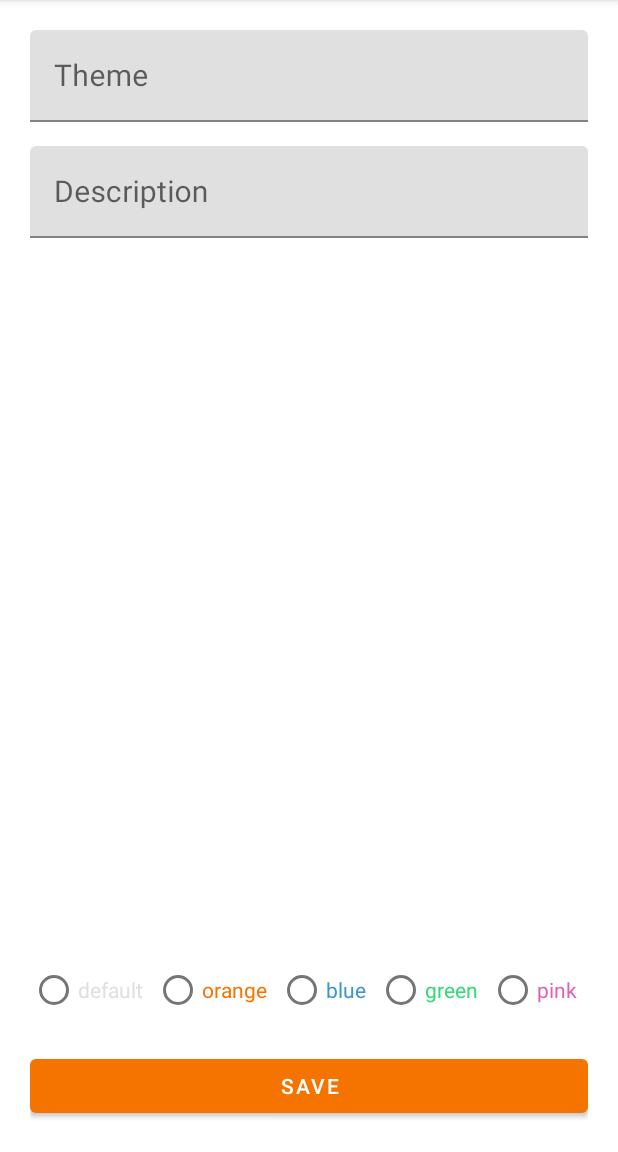
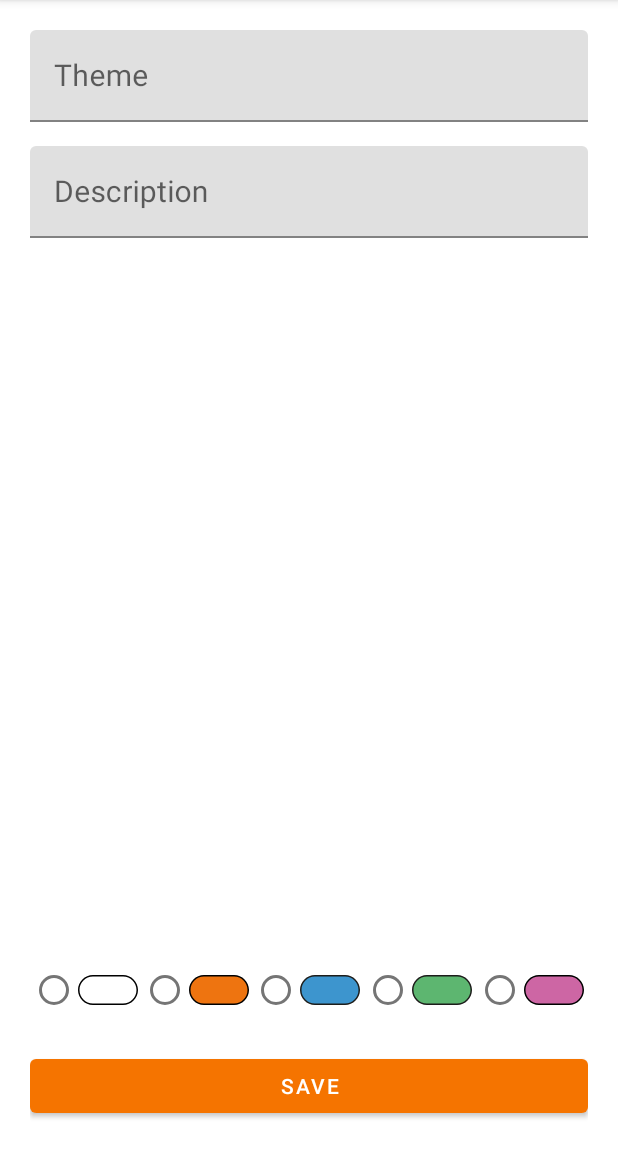
Before and after one commit to EgorPoprotskiy/Note, an Android app: the screen it shows after launch (MainActivity), after a tap on "Add new note", on a phone screen of 412 x 824 dp, the part 84-1236 px from its top. Run offline under Robolectric (Android 15) with nearby library versions, the phone set to English and light mode, and no system bars; our stand-ins replace Room's generated code, navigation-ui.

Commit message:
updateColor

```diff
--- a/app/src/main/java/com/egorpoprotskiy/note/NoteAddFragment.kt
+++ b/app/src/main/java/com/egorpoprotskiy/note/NoteAddFragment.kt
@@ -80,10 +80,10 @@ class NoteAddFragment : Fragment() {
                 binding.noteHeading.text.toString(),
                 binding.noteDescription.text.toString(),
                 when (binding.noteColor.checkedRadioButtonId) {
-                    R.id.orange -> resources.getColor(R.color.orangeT).toString()
-                    R.id.blue -> resources.getColor(R.color.blueT).toString()
-                    R.id.green -> resources.getColor(R.color.greenT).toString()
-                    R.id.pink -> resources.getColor(R.color.pinkT).toString()
+                    R.id.orange -> resources.getColor(R.color.orange).toString()
+                    R.id.blue -> resources.getColor(R.color.blue).toString()
+                    R.id.green -> resources.getColor(R.color.green).toString()
+                    R.id.pink -> resources.getColor(R.color.pink).toString()
                     else -> resources.getColor(R.color.defaultColor).toString()
                 }
             )
@@ -119,10 +119,10 @@ class NoteAddFragment : Fragment() {
             noteHeading.setText(note.heading, TextView.BufferType.SPANNABLE)
             noteDescription.setText(note.description, TextView.BufferType.SPANNABLE)
             when (noteColor.checkedRadioButtonId) {
-                R.id.orange -> resources.getColor(R.color.orangeT).toString()
-                R.id.blue -> resources.getColor(R.color.blueT).toString()
-                R.id.green -> resources.getColor(R.color.greenT).toString()
-                R.id.pink -> resources.getColor(R.color.pinkT).toString()
+                R.id.orange -> resources.getColor(R.color.orange).toString()
+                R.id.blue -> resources.getColor(R.color.blue).toString()
+                R.id.green -> resources.getColor(R.color.green).toString()
+                R.id.pink -> resources.getColor(R.color.pink).toString()
                 else -> resources.getColor(R.color.defaultColor).toString()
             }
             //27.2 Слушатель нажатий на кнопку сохранить, но уже изменённые данные
@@ -138,10 +138,10 @@ class NoteAddFragment : Fragment() {
                 this.binding.noteHeading.text.toString(),
                 this.binding.noteDescription.text.toString(),
                 when (binding.noteColor.checkedRadioButtonId) {
-                    R.id.orange -> resources.getColor(R.color.orangeT).toString()
-                    R.id.blue -> resources.getColor(R.color.blueT).toString()
-                    R.id.green -> resources.getColor(R.color.greenT).toString()
-                    R.id.pink -> resources.getColor(R.color.pinkT).toString()
+                    R.id.orange -> resources.getColor(R.color.orange).toString()
+                    R.id.blue -> resources.getColor(R.color.blue).toString()
+                    R.id.green -> resources.getColor(R.color.green).toString()
+                    R.id.pink -> resources.getColor(R.color.pink).toString()
                     else -> resources.getColor(R.color.defaultColor).toString()
                 }
             )
--- /dev/null
+++ b/app/src/main/res/drawable/blue.xml
@@ -0,0 +1,12 @@
+<vector xmlns:android="http://schemas.android.com/apk/res/android"
+    android:width="40dp"
+    android:height="20dp"
+    android:viewportWidth="40"
+    android:viewportHeight="20">
+  <path
+      android:pathData="M10,19.5c-5.2,0 -9.5,-4.3 -9.5,-9.5c0,-5.2 4.3,-9.5 9.5,-9.5h20c5.2,0 9.5,4.3 9.5,9.5c0,5.2 -4.3,9.5 -9.5,9.5H10z"
+      android:fillColor="#3D95CE"/>
+  <path
+      android:pathData="M30,1c5,0 9,4 9,9c0,5 -4,9 -9,9H10c-5,0 -9,-4 -9,-9c0,-5 4,-9 9,-9H30M30,0H10C4.5,0 0,4.5 0,10v0c0,5.5 4.5,10 10,10h20c5.5,0 10,-4.5 10,-10v0C40,4.5 35.5,0 30,0L30,0z"
+      android:fillColor="#1D1D1B"/>
+</vector>
--- /dev/null
+++ b/app/src/main/res/drawable/green.xml
@@ -0,0 +1,12 @@
+<vector xmlns:android="http://schemas.android.com/apk/res/android"
+    android:width="40dp"
+    android:height="20dp"
+    android:viewportWidth="40"
+    android:viewportHeight="20">
+  <path
+      android:pathData="M10,19.5c-5.2,0 -9.5,-4.3 -9.5,-9.5c0,-5.2 4.3,-9.5 9.5,-9.5h20c5.2,0 9.5,4.3 9.5,9.5c0,5.2 -4.3,9.5 -9.5,9.5H10z"
+      android:fillColor="#5DB670"/>
+  <path
+      android:pathData="M30,1c5,0 9,4 9,9c0,5 -4,9 -9,9H10c-5,0 -9,-4 -9,-9c0,-5 4,-9 9,-9H30M30,0H10C4.5,0 0,4.5 0,10v0c0,5.5 4.5,10 10,10h20c5.5,0 10,-4.5 10,-10v0C40,4.5 35.5,0 30,0L30,0z"
+      android:fillColor="#1D1D1B"/>
+</vector>
--- /dev/null
+++ b/app/src/main/res/drawable/orange.xml
@@ -0,0 +1,12 @@
+<vector xmlns:android="http://schemas.android.com/apk/res/android"
+    android:width="40dp"
+    android:height="20dp"
+    android:viewportWidth="40"
+    android:viewportHeight="20">
+  <path
+      android:pathData="M10,19.5c-5.2,0 -9.5,-4.3 -9.5,-9.5S4.8,0.5 10,0.5h20c5.2,0 9.5,4.3 9.5,9.5s-4.3,9.5 -9.5,9.5H10z"
+      android:fillColor="#EE7410"/>
+  <path
+      android:fillColor="#FF000000"
+      android:pathData="M30,1c5,0 9,4 9,9c0,5 -4,9 -9,9H10c-5,0 -9,-4 -9,-9c0,-5 4,-9 9,-9H30M30,0H10C4.5,0 0,4.5 0,10v0c0,5.5 4.5,10 10,10h20c5.5,0 10,-4.5 10,-10v0C40,4.5 35.5,0 30,0L30,0z"/>
+</vector>
--- /dev/null
+++ b/app/src/main/res/drawable/pink.xml
@@ -0,0 +1,12 @@
+<vector xmlns:android="http://schemas.android.com/apk/res/android"
+    android:width="40dp"
+    android:height="20dp"
+    android:viewportWidth="40"
+    android:viewportHeight="20">
+  <path
+      android:pathData="M10,19.5c-5.2,0 -9.5,-4.3 -9.5,-9.5S4.8,0.5 10,0.5h20c5.2,0 9.5,4.3 9.5,9.5s-4.3,9.5 -9.5,9.5H10z"
+      android:fillColor="#CD66A4"/>
+  <path
+      android:fillColor="#FF000000"
+      android:pathData="M30,1c5,0 9,4 9,9c0,5 -4,9 -9,9H10c-5,0 -9,-4 -9,-9c0,-5 4,-9 9,-9H30M30,0H10C4.5,0 0,4.5 0,10v0c0,5.5 4.5,10 10,10h20c5.5,0 10,-4.5 10,-10v0C40,4.5 35.5,0 30,0L30,0z"/>
+</vector>
--- /dev/null
+++ b/app/src/main/res/drawable/white.xml
@@ -0,0 +1,9 @@
+<vector xmlns:android="http://schemas.android.com/apk/res/android"
+    android:width="40dp"
+    android:height="20dp"
+    android:viewportWidth="40"
+    android:viewportHeight="20">
+  <path
+      android:fillColor="#FF000000"
+      android:pathData="M30,1c5,0 9,4 9,9c0,5 -4,9 -9,9H10c-5,0 -9,-4 -9,-9c0,-5 4,-9 9,-9H30M30,0H10C4.5,0 0,4.5 0,10v0c0,5.5 4.5,10 10,10h20c5.5,0 10,-4.5 10,-10v0C40,4.5 35.5,0 30,0L30,0z"/>
+</vector>
--- a/app/src/main/res/layout/fragment_note_add.xml
+++ b/app/src/main/res/layout/fragment_note_add.xml
@@ -48,46 +48,41 @@
         app:layout_constraintBottom_toTopOf="@+id/save_button"
         app:layout_constraintStart_toStartOf="parent">
 
+
         <RadioButton
             android:id="@+id/white"
             android:layout_width="wrap_content"
             android:layout_height="wrap_content"
             android:layout_weight="1"
-            android:text="@string/defaultColor"
-            android:textColor="@color/grey"
-            android:textSize="14sp" />
+            android:drawableLeft="@drawable/white"/>
 
         <RadioButton
             android:id="@+id/orange"
             android:layout_width="wrap_content"
             android:layout_height="wrap_content"
             android:layout_weight="1"
-            android:text="@string/orange"
-            android:textColor="@color/orange" />
+            android:drawableLeft="@drawable/orange"/>
 
         <RadioButton
             android:id="@+id/blue"
             android:layout_width="wrap_content"
             android:layout_height="wrap_content"
             android:layout_weight="1"
-            android:text="@string/blue"
-            android:textColor="@color/blue" />
+            android:drawableLeft="@drawable/blue"/>
 
         <RadioButton
             android:id="@+id/green"
             android:layout_width="wrap_content"
             android:layout_height="wrap_content"
             android:layout_weight="1"
-            android:text="@string/green"
-            android:textColor="@color/green" />
+            android:drawableLeft="@drawable/green"/>
 
         <RadioButton
             android:id="@+id/pink"
             android:layout_width="wrap_content"
             android:layout_height="wrap_content"
             android:layout_weight="1"
-            android:text="@string/pink"
-            android:textColor="@color/pink" />
+            android:drawableLeft="@drawable/pink" />
 
     </RadioGroup>
 
--- a/app/src/main/res/values/colors.xml
+++ b/app/src/main/res/values/colors.xml
@@ -14,9 +14,4 @@
     <color name="green">#36D877</color>
     <color name="pink">#DD63B5</color>
     <color name="grey">#E0E0E0</color>
-    <color name="orangeT">#99f57400</color>
-    <color name="blueT">#993D95CE</color>
-    <color name="greenT">#9936D877</color>
-    <color name="pinkT">#99DD63B5</color>
-    <color name="greyT">#99E0E0E0</color>
 </resources>
```
